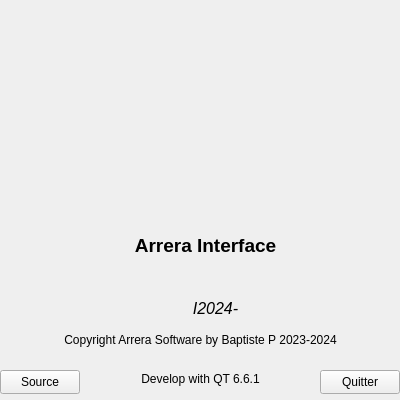
Old version of the form carreraapropos.ui in the repository Arrera-Software/Arrera-Interface.
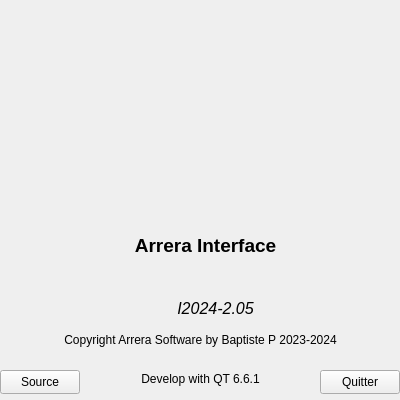
New version of the form. Icons and pictures are not drawn.

Commit message: Mise de la version

Diff of the .ui file:
```diff
--- a/carreraapropos.ui
+++ b/carreraapropos.ui
@@ -83,7 +83,7 @@
      </font>
     </property>
     <property name="text">
-     <string>I2024-</string>
+     <string>I2024-2.05</string>
     </property>
     <property name="alignment">
      <set>Qt::AlignCenter</set>
```
Left out of the diff: 8 changed lines with no effect on the pictures.
